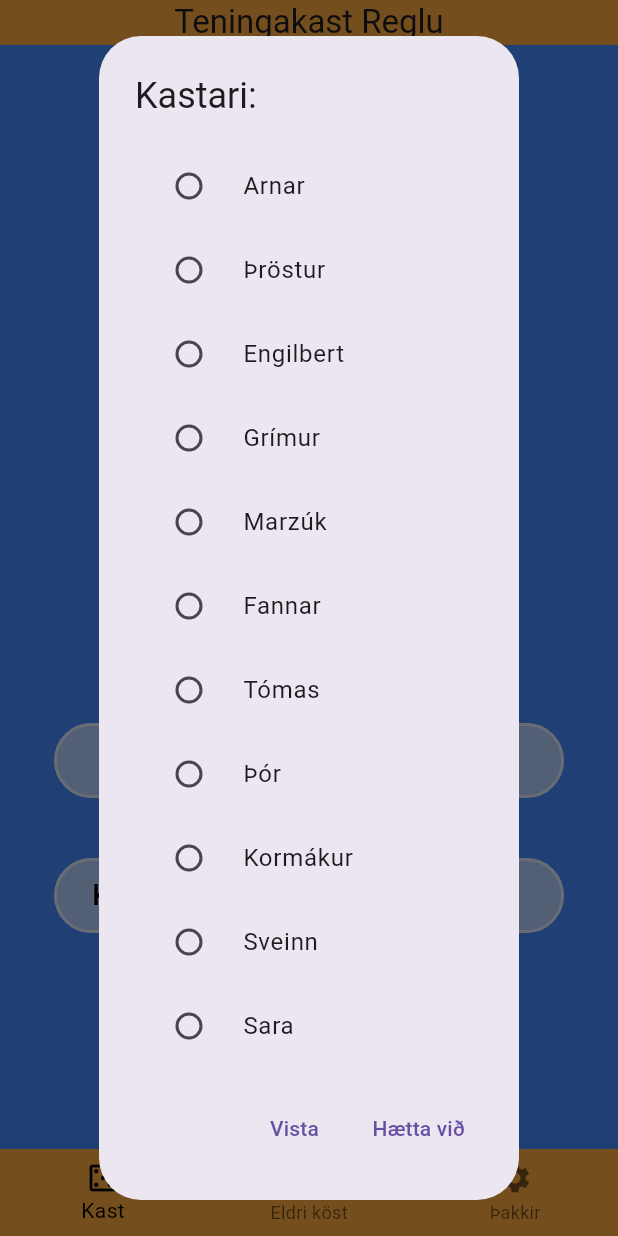
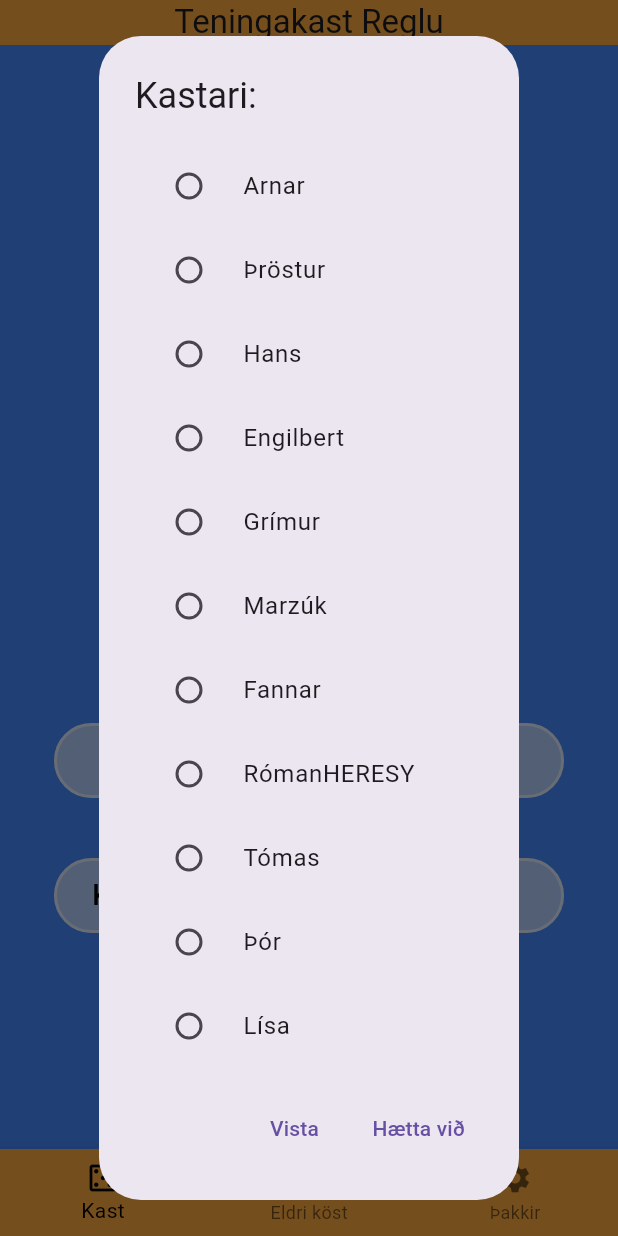
Before and after one commit to TomasGudna/lokaverkntv, a Flutter app: the screen it shows after launch, after a tap on the "arrow drop up" icon, after a tap on "Kasta", after a tap on "Kastari", on a phone screen of 412 x 824 dp. Run offline on Flutter 3.47's test engine with Material 3 defaults, Android fonts, the phone set to English and light mode, and no system bars; our stand-ins replace sqflite; accounts and stored records are empty.

Commit message:
names
naming update

```diff
--- a/lib/Vitni/Vitni.dart
+++ b/lib/Vitni/Vitni.dart
@@ -147,9 +147,9 @@
   }
 
   final Map<String, List<String>> buttonOptions = {
-    'Bakendi': ['Arnar', 'Þröstur', 'Engilbert', 'HERESY'],
-    'Framendi': ['Grímur', 'Marzúk', 'Fannar', 'HERESY'],
-    'Kassadeild': ['Tómas', 'Þór', 'Kormákur', 'Sveinn', 'HERESY'],
+    'Bakendi': ['Arnar', 'Þröstur', 'Hans', 'Engilbert', 'HERESY'],
+    'Framendi': ['Grímur', 'Marzúk', 'Fannar', 'Róman' 'HERESY'],
+    'Kassadeild': ['Tómas', 'Þór', 'Lísa', 'Sveinn', 'HERESY'],
     'Söludeild': ['Sara', 'Federica', 'Gunnar', 'HERESY'],
   };
 
```
